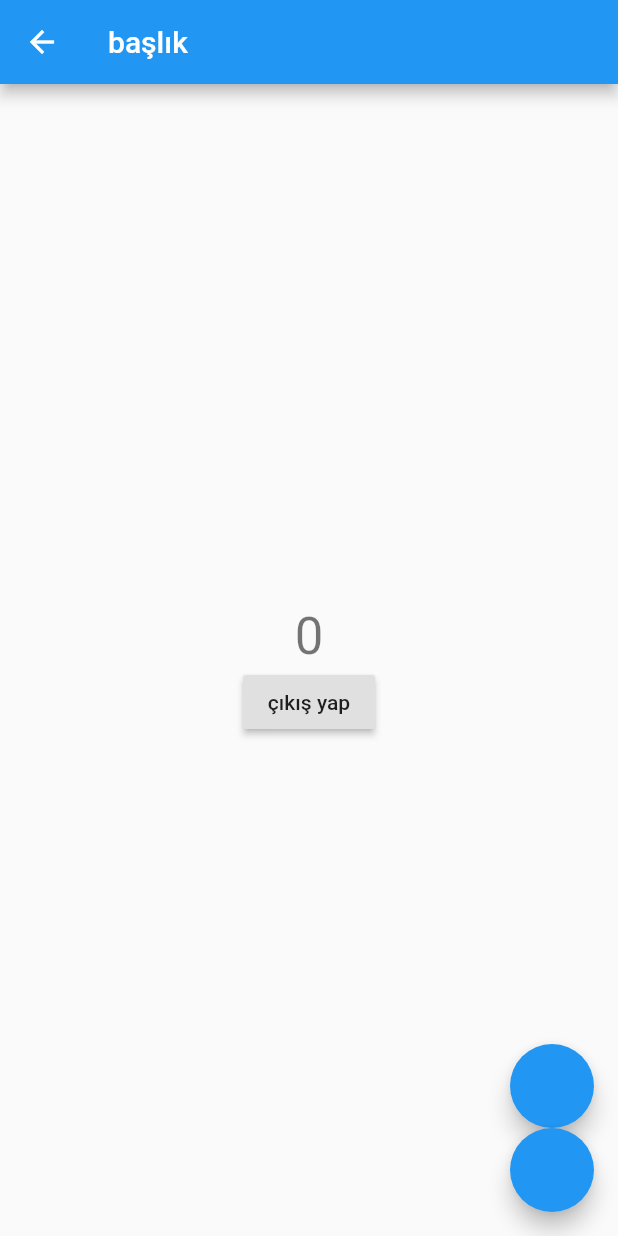
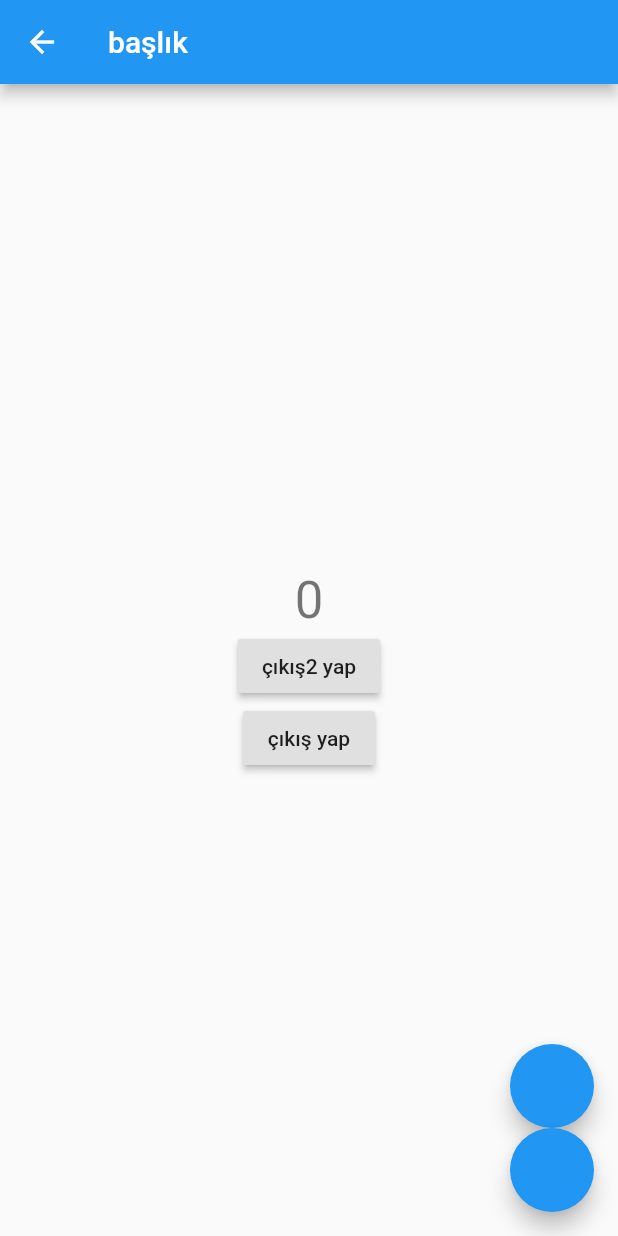
Before and after one commit to ylcnyldrm/flutter, a Flutter app: the IkinciSayfa screen opened directly, on a phone screen of 412 x 824 dp. Run offline on Flutter 3.47's test engine with Material 2 defaults, Android fonts, the phone set to English and light mode, and no system bars; our stand-ins replace firebase_auth, firebase_core; accounts and stored records are empty.

Commit message:
çkış yap 2 . buton eklendi

```diff
--- a/lib/ikinci_sayfa.dart
+++ b/lib/ikinci_sayfa.dart
@@ -83,6 +83,11 @@ class Mycolum extends StatelessWidget {
             style: Theme.of(context).textTheme.headline4,
           ),
           RaisedButton(
+              child: Text("çıkış2 yap"),
+              onPressed: () async {
+                await myAuth.signOut();
+              }),
+          RaisedButton(
               child: Text("çıkış yap"),
               onPressed: () async {
                 await myAuth.signOut();
```
